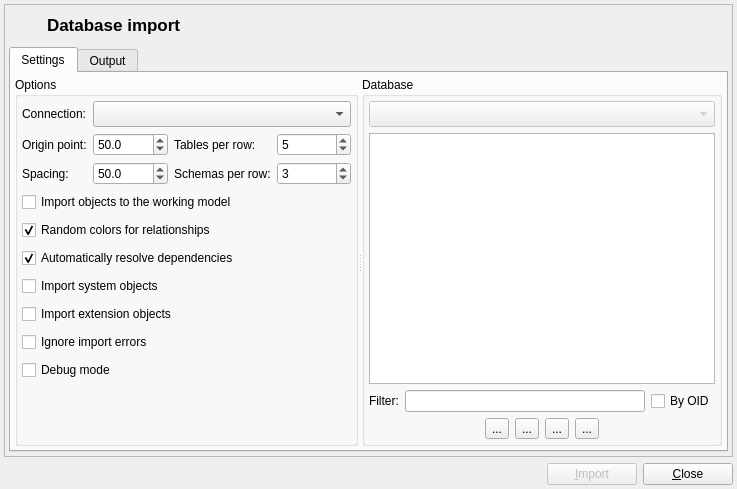
This is libpgmodeler_ui/ui/databaseimportform.ui in pgmodeler/pgmodeler as Qt 5 draws it before an edit. The edited form follows.
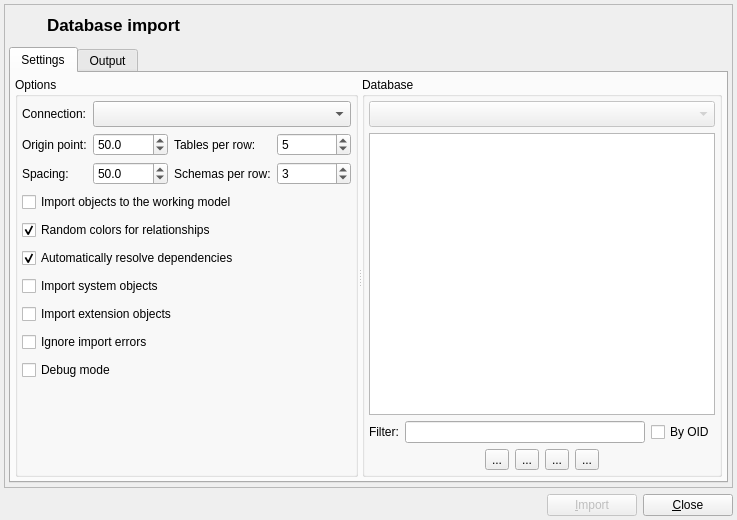
This is the edited form. Icons and pictures are not drawn.

```diff
--- a/libpgmodeler_ui/ui/databaseimportform.ui
+++ b/libpgmodeler_ui/ui/databaseimportform.ui
@@ -10,7 +10,7 @@
     <x>0</x>
     <y>0</y>
     <width>737</width>
-    <height>489</height>
+    <height>520</height>
    </rect>
   </property>
   <property name="sizePolicy">
```
